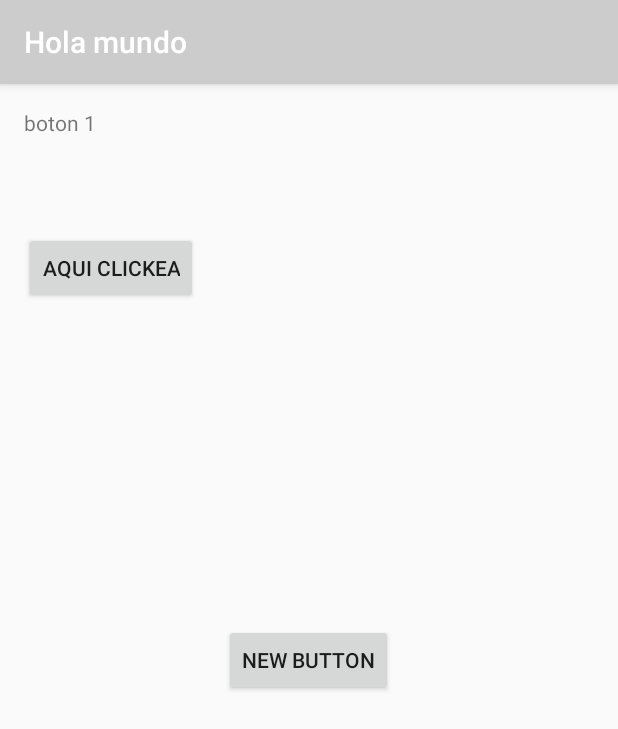
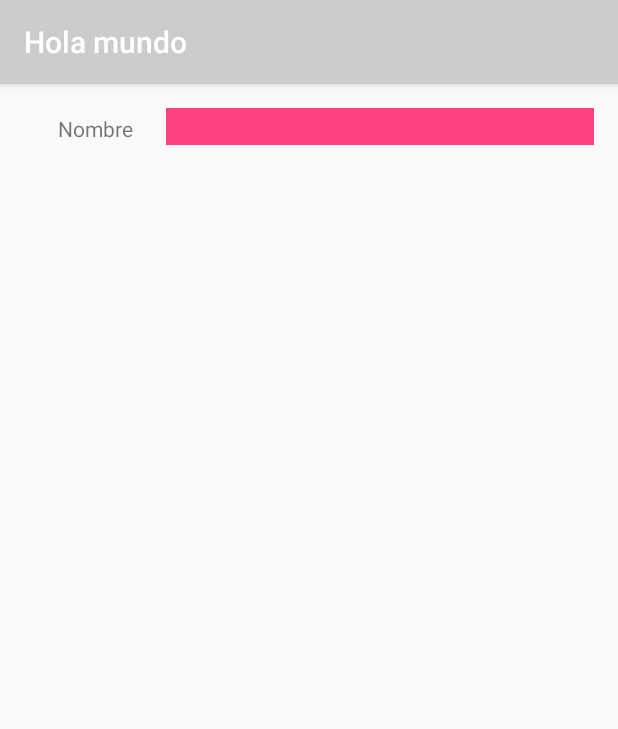
Before and after one commit to developeromar/primerospasosgit, an Android app: the screen it shows after launch (MainActivity before the commit, Responsiva after it), after a tap on "AQUI CLICKEA", on a phone screen of 412 x 824 dp. Shown: the top 729 px of the screen. Run offline under Robolectric (Android 15) with nearby library versions, the light colour scheme and no system bars.

Commit message:
acomodo responsivo ep1 -  linear Layout

```diff
--- a/app/src/main/AndroidManifest.xml
+++ b/app/src/main/AndroidManifest.xml
@@ -15,6 +15,7 @@
                 <category android:name="android.intent.category.LAUNCHER" />
             </intent-filter>
         </activity>
+        <activity android:name=".Responsiva"></activity>
     </application>
 
 </manifest>
--- a/app/src/main/java/com/desarrolladorandroid/holamundo/MainActivity.java
+++ b/app/src/main/java/com/desarrolladorandroid/holamundo/MainActivity.java
@@ -1,11 +1,11 @@
 package com.desarrolladorandroid.holamundo;
 
+import android.content.Intent;
 import android.os.Bundle;
 import android.support.v7.app.AppCompatActivity;
 import android.view.View;
 import android.widget.Button;
 import android.widget.TextView;
-import android.widget.Toast;
 
 public class MainActivity extends AppCompatActivity implements View.OnClickListener {
     boolean bandera = true;
@@ -23,20 +23,15 @@ public class MainActivity extends AppCompatActivity implements View.OnClickListe
         boton.setOnClickListener(new View.OnClickListener() {
             @Override
             public void onClick(View v) {
-                if (bandera) {
-                    texto.setText("boton 1");
-                    bandera = false;
-                } else {
-                    texto.setText("Desactivado");
-                    bandera = true;
-                }
+                Intent i = new Intent(MainActivity.this, Responsiva.class);
+                startActivity(i);
             }
         });
         boton2.setOnClickListener(this);
         texto.setOnLongClickListener(new View.OnLongClickListener() {
             @Override
             public boolean onLongClick(View v) {
-                Toast.makeText(MainActivity.this, "se dio un long click", Toast.LENGTH_LONG).show();
+
                 return false;
             }
         });
--- /dev/null
+++ b/app/src/main/java/com/desarrolladorandroid/holamundo/Responsiva.java
@@ -0,0 +1,13 @@
+package com.desarrolladorandroid.holamundo;
+
+import android.os.Bundle;
+import android.support.v7.app.AppCompatActivity;
+
+public class Responsiva extends AppCompatActivity {
+
+    @Override
+    protected void onCreate(Bundle savedInstanceState) {
+        super.onCreate(savedInstanceState);
+        setContentView(R.layout.activity_responsiva);
+    }
+}
--- a/app/src/main/res/layout/activity_main.xml
+++ b/app/src/main/res/layout/activity_main.xml
@@ -27,9 +27,10 @@
 
     <Button
         android:id="@+id/button2"
-        android:layout_width="wrap_content"
+        android:layout_width="800dp"
         android:layout_height="wrap_content"
-        android:layout_centerHorizontal="true"
+        android:layout_alignParentLeft="true"
+        android:layout_alignParentStart="true"
         android:layout_centerVertical="true"
         android:text="New Button" />
 
--- /dev/null
+++ b/app/src/main/res/layout/activity_responsiva.xml
@@ -0,0 +1,33 @@
+<?xml version="1.0" encoding="utf-8"?>
+<LinearLayout xmlns:android="http://schemas.android.com/apk/res/android"
+    xmlns:tools="http://schemas.android.com/tools"
+    android:id="@+id/activity_responsiva"
+    android:layout_width="match_parent"
+    android:layout_height="match_parent"
+    android:orientation="vertical"
+    android:paddingBottom="@dimen/activity_vertical_margin"
+    android:paddingLeft="@dimen/activity_horizontal_margin"
+    android:paddingRight="@dimen/activity_horizontal_margin"
+    android:paddingTop="@dimen/activity_vertical_margin"
+    tools:context="com.desarrolladorandroid.holamundo.Responsiva">
+
+    <LinearLayout
+        android:layout_width="match_parent"
+        android:layout_height="wrap_content"
+        android:orientation="horizontal"
+        android:weightSum="4">
+
+        <TextView
+            android:layout_width="0dp"
+            android:layout_height="wrap_content"
+            android:layout_weight="1"
+            android:gravity="center"
+            android:text="@string/nombre" />
+
+        <EditText
+            android:layout_width="0dp"
+            android:layout_height="wrap_content"
+            android:layout_weight="3"
+            android:background="@color/colorAccent" />
+    </LinearLayout>
+</LinearLayout>
--- a/app/src/main/res/values/strings.xml
+++ b/app/src/main/res/values/strings.xml
@@ -2,4 +2,5 @@
     <string name="app_name">Hola mundo</string>
     <string name="texto">Esto es un texto de prueba</string>
     <string name="textoBoton">aqui clickea</string>
+    <string name="nombre">Nombre</string>
 </resources>
--- a/build.gradle
+++ b/build.gradle
@@ -5,7 +5,7 @@ buildscript {
         jcenter()
     }
     dependencies {
-        classpath 'com.android.tools.build:gradle:2.1.2'
+        classpath 'com.android.tools.build:gradle:2.2.0'
 
         // NOTE: Do not place your application dependencies here; they belong
         // in the individual module build.gradle files
```
Also changed, not shown: gradle/wrapper/gradle-wrapper.properties, 1 other file.
